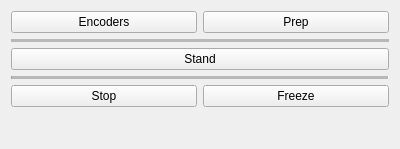
Qt form software/ddapp/src/app/ddAtlasDriverPanel.ui (openhumanoids/oh-distro) before a commit.
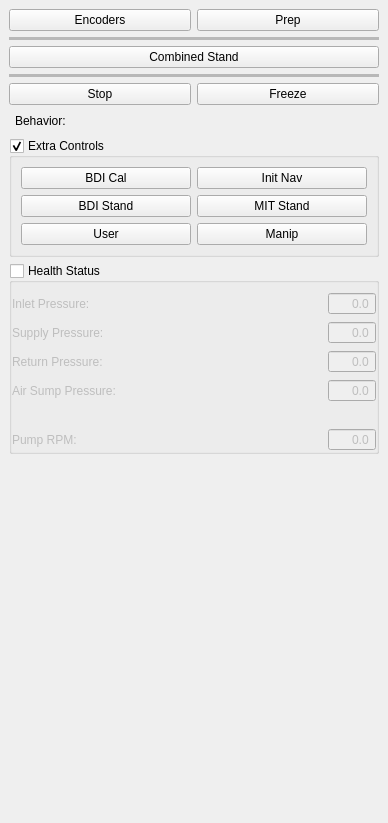
The same form after that commit.

Commit message: adding back old capability in separate block

Diff of the .ui file:
```diff
--- a/software/ddapp/src/app/ddAtlasDriverPanel.ui
+++ b/software/ddapp/src/app/ddAtlasDriverPanel.ui
@@ -6,85 +6,487 @@
    <rect>
     <x>0</x>
     <y>0</y>
-    <width>400</width>
-    <height>149</height>
+    <width>388</width>
+    <height>823</height>
    </rect>
   </property>
   <property name="windowTitle">
    <string>Navigation</string>
   </property>
-  <layout class="QGridLayout" name="gridLayout">
-   <item row="4" column="0" colspan="2">
-    <widget class="QPushButton" name="standButton">
-     <property name="text">
-      <string>Stand</string>
+  <layout class="QVBoxLayout" name="verticalLayout_3">
+   <property name="spacing">
+    <number>0</number>
+   </property>
+   <property name="margin">
+    <number>0</number>
+   </property>
+   <item>
+    <widget class="QScrollArea" name="scrollArea">
+     <property name="sizePolicy">
+      <sizepolicy hsizetype="MinimumExpanding" vsizetype="Expanding">
+       <horstretch>0</horstretch>
+       <verstretch>0</verstretch>
+      </sizepolicy>
      </property>
-    </widget>
-   </item>
-   <item row="5" column="0" colspan="2">
-    <widget class="Line" name="line_2">
-     <property name="midLineWidth">
-      <number>10</number>
+     <property name="frameShape">
+      <enum>QFrame::NoFrame</enum>
      </property>
-     <property name="orientation">
-      <enum>Qt::Horizontal</enum>
+     <property name="horizontalScrollBarPolicy">
+      <enum>Qt::ScrollBarAlwaysOff</enum>
      </property>
-    </widget>
-   </item>
-   <item row="1" column="0" colspan="2">
-    <widget class="Line" name="line">
-     <property name="lineWidth">
-      <number>0</number>
+     <property name="widgetResizable">
+      <bool>true</bool>
      </property>
-     <property name="midLineWidth">
-      <number>10</number>
-     </property>
-     <property name="orientation">
-      <enum>Qt::Horizontal</enum>
-     </property>
+     <widget class="QWidget" name="scrollAreaWidgetContents">
+      <property name="geometry">
+       <rect>
+        <x>0</x>
+        <y>0</y>
+        <width>388</width>
+        <height>823</height>
+       </rect>
+      </property>
+      <layout class="QGridLayout" name="gridLayout_3">
+       <property name="margin">
+        <number>0</number>
+       </property>
+       <property name="spacing">
+        <number>0</number>
+       </property>
+       <item row="0" column="0">
+        <widget class="QWidget" name="widget" native="true">
+         <layout class="QVBoxLayout" name="verticalLayout_2">
+          <item>
+           <layout class="QVBoxLayout" name="verticalLayout_11">
+            <property name="bottomMargin">
+             <number>1</number>
+            </property>
+            <item>
+             <layout class="QHBoxLayout" name="horizontalLayout_12">
+              <property name="bottomMargin">
+               <number>0</number>
+              </property>
+              <item>
+               <widget class="QPushButton" name="calibrateEncodersButton">
+                <property name="text">
+                 <string>Encoders</string>
+                </property>
+               </widget>
+              </item>
+              <item>
+               <widget class="QPushButton" name="prepButton">
+                <property name="text">
+                 <string>Prep</string>
+                </property>
+               </widget>
+              </item>
+             </layout>
+            </item>
+            <item>
+             <widget class="Line" name="line">
+              <property name="lineWidth">
+               <number>0</number>
+              </property>
+              <property name="midLineWidth">
+               <number>10</number>
+              </property>
+              <property name="orientation">
+               <enum>Qt::Horizontal</enum>
+              </property>
+             </widget>
+            </item>
+            <item>
+             <widget class="QPushButton" name="combinedStandButton">
+              <property name="text">
+               <string>Combined Stand</string>
+              </property>
+             </widget>
+            </item>
+            <item>
+             <widget class="Line" name="line_2">
+              <property name="lineWidth">
+               <number>0</number>
+              </property>
+              <property name="midLineWidth">
+               <number>10</number>
+              </property>
+              <property name="orientation">
+               <enum>Qt::Horizontal</enum>
+              </property>
+             </widget>
+            </item>
+            <item>
+             <layout class="QHBoxLayout" name="horizontalLayout_13">
+              <property name="bottomMargin">
+               <number>0</number>
+              </property>
+              <item>
+               <widget class="QPushButton" name="stopButton">
+                <property name="text">
+                 <string>Stop</string>
+                </property>
+               </widget>
+              </item>
+              <item>
+               <widget class="QPushButton" name="freezeButton">
+                <property name="text">
+                 <string>Freeze</string>
+                </property>
+               </widget>
+              </item>
+             </layout>
+            </item>
+            <item>
+             <layout class="QHBoxLayout" name="horizontalLayout_2">
+              <property name="leftMargin">
+               <number>6</number>
+              </property>
+              <property name="rightMargin">
+               <number>6</number>
+              </property>
+              <item>
+               <widget class="QLabel" name="label">
+                <property name="text">
+                 <string>Behavior:</string>
+                </property>
+               </widget>
+              </item>
+              <item>
+               <spacer name="horizontalSpacer_3">
+                <property name="orientation">
+                 <enum>Qt::Horizontal</enum>
+                </property>
+                <property name="sizeHint" stdset="0">
+                 <size>
+                  <width>40</width>
+                  <height>20</height>
+                 </size>
+                </property>
+               </spacer>
+              </item>
+              <item>
+               <widget class="QLabel" name="behaviorLabel">
+                <property name="text">
+                 <string>&lt;unknown&gt;</string>
+                </property>
+               </widget>
+              </item>
+             </layout>
+            </item>
+           </layout>
+          </item>
+          <item>
+           <widget class="QGroupBox" name="calibrationGroupBox">
+            <property name="focusPolicy">
+             <enum>Qt::NoFocus</enum>
+            </property>
+            <property name="title">
+             <string>Extra Controls</string>
+            </property>
+            <property name="checkable">
+             <bool>true</bool>
+            </property>
+            <property name="checked">
+             <bool>true</bool>
+            </property>
+            <layout class="QHBoxLayout" name="horizontalLayout">
+             <item>
+              <layout class="QVBoxLayout" name="verticalLayout_6">
+               <item>
+                <layout class="QHBoxLayout" name="horizontalLayout_8">
+                 <item>
+                  <widget class="QPushButton" name="calibrateBdiButton">
+                   <property name="text">
+                    <string>BDI Cal</string>
+                   </property>
+                  </widget>
+                 </item>
+                 <item>
+                  <widget class="QPushButton" name="initNavButton">
+                   <property name="text">
+                    <string>Init Nav</string>
+                   </property>
+                  </widget>
+                 </item>
+                </layout>
+               </item>
+               <item>
+                <layout class="QHBoxLayout" name="horizontalLayout_9"/>
+               </item>
+               <item>
+                <layout class="QHBoxLayout" name="horizontalLayout_14">
+                 <property name="bottomMargin">
+                  <number>0</number>
+                 </property>
+                 <item>
+                  <widget class="QPushButton" name="standButton">
+                   <property name="text">
+                    <string>BDI Stand</string>
+                   </property>
+                  </widget>
+                 </item>
+                 <item>
+                  <widget class="QPushButton" name="mitStandButton">
+                   <property name="text">
+                    <string>MIT Stand</string>
+                   </property>
+                  </widget>
+                 </item>
+                </layout>
+               </item>
+               <item>
+                <layout class="QHBoxLayout" name="horizontalLayout_15">
+                 <property name="bottomMargin">
+                  <number>0</number>
+                 </property>
+                 <item>
+                  <widget class="QPushButton" name="userButton">
+                   <property name="text">
+                    <string>User</string>
+                   </property>
+                  </widget>
+                 </item>
+                 <item>
+                  <widget class="QPushButton" name="manipButton">
+                   <property name="text">
+                    <string>Manip</string>
+                   </property>
+                  </widget>
+                 </item>
+                </layout>
+               </item>
+              </layout>
+             </item>
+            </layout>
+           </widget>
+          </item>
+          <item>
+           <widget class="QGroupBox" name="statusGroupBox">
+            <property name="focusPolicy">
+             <enum>Qt::NoFocus</enum>
+            </property>
+            <property name="title">
+             <string>Health Status</string>
+            </property>
+            <property name="checkable">
+             <bool>true</bool>
+            </property>
+            <property name="checked">
+             <bool>false</bool>
+            </property>
+            <layout class="QVBoxLayout" name="verticalLayout">
+             <property name="leftMargin">
+              <number>0</number>
+             </property>
+             <property name="topMargin">
+              <number>9</number>
+             </property>
+             <property name="rightMargin">
+              <number>0</number>
+             </property>
+             <property name="bottomMargin">
+              <number>0</number>
+             </property>
+             <item>
+              <layout class="QGridLayout" name="gridLayout">
+               <item row="4" column="0">
+                <spacer name="horizontalSpacer_13">
+                 <property name="orientation">
+                  <enum>Qt::Horizontal</enum>
+                 </property>
+                 <property name="sizeHint" stdset="0">
+                  <size>
+                   <width>40</width>
+                   <height>20</height>
+                  </size>
+                 </property>
+                </spacer>
+               </item>
+               <item row="3" column="0">
+                <widget class="QLabel" name="label4">
+                 <property name="text">
+                  <string>Air Sump Pressure:</string>
+                 </property>
+                </widget>
+               </item>
+               <item row="5" column="0">
+                <widget class="QLabel" name="label2">
+                 <property name="text">
+                  <string>Pump RPM:</string>
+                 </property>
+                </widget>
+               </item>
+               <item row="2" column="0">
+                <widget class="QLabel" name="label3">
+                 <property name="text">
+                  <string>Return Pressure:</string>
+                 </property>
+                </widget>
+               </item>
+               <item row="1" column="0">
+                <widget class="QLabel" name="label5">
+                 <property name="text">
+                  <string>Supply Pressure:</string>
+                 </property>
+                </widget>
+               </item>
+               <item row="0" column="0">
+                <widget class="QLabel" name="label1">
+                 <property name="text">
+                  <string>Inlet Pressure:</string>
+                 </property>
+                </widget>
+               </item>
+               <item row="0" column="1">
+                <widget class="QDoubleSpinBox" name="inletPressure">
+                 <property name="focusPolicy">
+                  <enum>Qt::NoFocus</enum>
+                 </property>
+                 <property name="frame">
+                  <bool>true</bool>
+                 </property>
+                 <property name="alignment">
+                  <set>Qt::AlignRight|Qt::AlignTrailing|Qt::AlignVCenter</set>
+                 </property>
+                 <property name="readOnly">
+                  <bool>false</bool>
+                 </property>
+                 <property name="buttonSymbols">
+                  <enum>QAbstractSpinBox::NoButtons</enum>
+                 </property>
+                 <property name="decimals">
+                  <number>1</number>
+                 </property>
+                 <property name="maximum">
+                  <double>9999.899999999999636</double>
+                 </property>
+                </widget>
+               </item>
+               <item row="1" column="1">
+                <widget class="QDoubleSpinBox" name="supplyPressure">
+                 <property name="focusPolicy">
+                  <enum>Qt::NoFocus</enum>
+                 </property>
+                 <property name="frame">
+                  <bool>true</bool>
+                 </property>
+                 <property name="alignment">
+                  <set>Qt::AlignRight|Qt::AlignTrailing|Qt::AlignVCenter</set>
+                 </property>
+                 <property name="readOnly">
+                  <bool>false</bool>
+                 </property>
+                 <property name="buttonSymbols">
+                  <enum>QAbstractSpinBox::NoButtons</enum>
+                 </property>
+                 <property name="decimals">
+                  <number>1</number>
+                 </property>
+                 <property name="maximum">
+                  <double>9999.899999999999636</double>
+                 </property>
+                </widget>
+               </item>
+               <item row="2" column="1">
+                <widget class="QDoubleSpinBox" name="returnPressure">
+                 <property name="focusPolicy">
+                  <enum>Qt::NoFocus</enum>
+                 </property>
+                 <property name="frame">
+                  <bool>true</bool>
+                 </property>
+                 <property name="alignment">
+                  <set>Qt::AlignRight|Qt::AlignTrailing|Qt::AlignVCenter</set>
+                 </property>
+                 <property name="readOnly">
+                  <bool>false</bool>
+                 </property>
+                 <property name="buttonSymbols">
+                  <enum>QAbstractSpinBox::NoButtons</enum>
+                 </property>
+                 <property name="decimals">
+                  <number>1</number>
+                 </property>
+                 <property name="maximum">
+                  <double>9999.899999999999636</double>
+                 </property>
+                </widget>
+               </item>
+               <item row="3" column="1">
+                <widget class="QDoubleSpinBox" name="airSumpPressure">
+                 <property name="focusPolicy">
+                  <enum>Qt::NoFocus</enum>
+                 </property>
+                 <property name="frame">
+                  <bool>true</bool>
+                 </property>
+                 <property name="alignment">
+                  <set>Qt::AlignRight|Qt::AlignTrailing|Qt::AlignVCenter</set>
+                 </property>
+                 <property name="readOnly">
+                  <bool>false</bool>
+                 </property>
+                 <property name="buttonSymbols">
+                  <enum>QAbstractSpinBox::NoButtons</enum>
+                 </property>
+                 <property name="decimals">
+                  <number>1</number>
+                 </property>
+                 <property name="maximum">
+                  <double>9999.899999999999636</double>
+                 </property>
+                </widget>
+               </item>
+               <item row="5" column="1">
+                <widget class="QDoubleSpinBox" name="pumpRpm">
+                 <property name="focusPolicy">
+                  <enum>Qt::NoFocus</enum>
+                 </property>
+                 <property name="frame">
+                  <bool>true</bool>
+                 </property>
+                 <property name="alignment">
+                  <set>Qt::AlignRight|Qt::AlignTrailing|Qt::AlignVCenter</set>
+                 </property>
+                 <property name="readOnly">
+                  <bool>false</bool>
+                 </property>
+                 <property name="buttonSymbols">
+                  <enum>QAbstractSpinBox::NoButtons</enum>
+                 </property>
+                 <property name="decimals">
+                  <number>1</number>
+                 </property>
+                 <property name="maximum">
+                  <double>9999.899999999999636</double>
+                 </property>
+                </widget>
+               </item>
+              </layout>
+             </item>
+            </layout>
+           </widget>
+          </item>
+         </layout>
+        </widget>
+       </item>
+       <item row="1" column="0">
+        <spacer name="verticalSpacer">
+         <property name="orientation">
+          <enum>Qt::Vertical</enum>
+         </property>
+         <property name="sizeHint" stdset="0">
+          <size>
+           <width>17</width>
+           <height>0</height>
+          </size>
+         </property>
+        </spacer>
+       </item>
+      </layout>
+     </widget>
     </widget>
    </item>
-   <item row="0" column="0">
-    <widget class="QPushButton" name="calibrateEncodersButton">
-     <property name="text">
-      <string>Encoders</string>
-     </property>
-    </widget>
-   </item>
-   <item row="8" column="1">
-    <widget class="QPushButton" name="freezeButton">
-     <property name="text">
-      <string>Freeze</string>
-     </property>
-    </widget>
-   </item>
-   <item row="0" column="1">
-    <widget class="QPushButton" name="prepButton">
-     <property name="text">
-      <string>Prep</string>
-     </property>
-    </widget>
-   </item>
-   <item row="8" column="0">
-    <widget class="QPushButton" name="stopButton">
-     <property name="text">
-      <string>Stop</string>
-     </property>
-    </widget>
-   </item>
-   <item row="9" column="0" colspan="2">
-    <spacer name="verticalSpacer">
-     <property name="orientation">
-      <enum>Qt::Vertical</enum>
-     </property>
-     <property name="sizeHint" stdset="0">
-      <size>
-       <width>20</width>
-       <height>0</height>
-      </size>
-     </property>
-    </spacer>
-   </item>
   </layout>
  </widget>
  <resources/>
```
Left out of the diff: 6 changed lines with no effect on the pictures. The commit also changes 2 other files.
